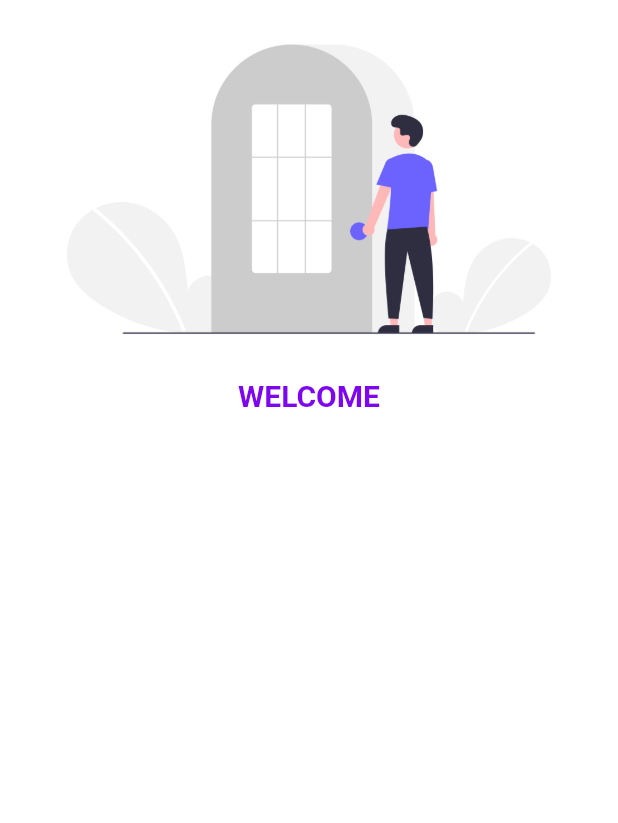
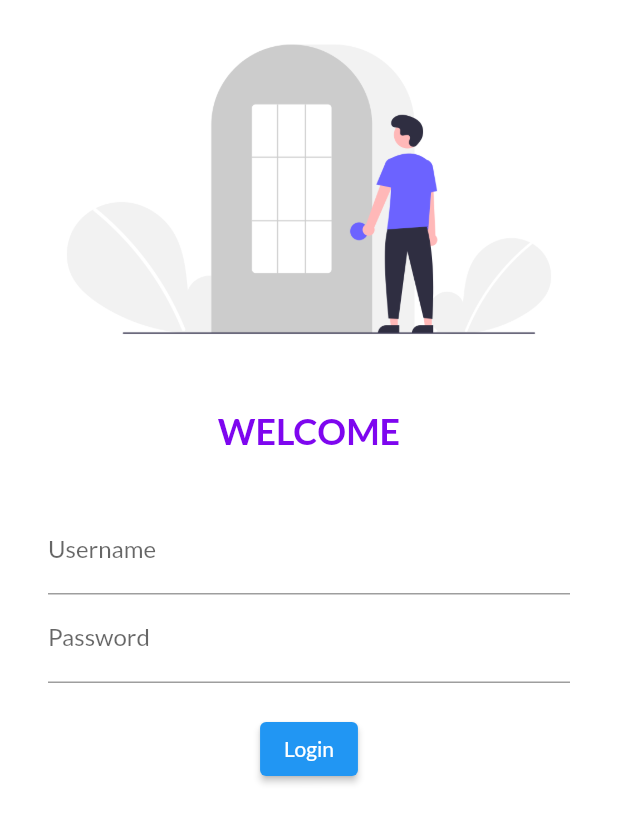
Before and after one commit to Aniruddhagrawal/Learningflutter, a Flutter app: the screen it shows after launch, on a phone screen of 412 x 824 dp. Shown: the top 823 px of the screen. Run offline on Flutter 3.47's test engine with Material 2 defaults, Android fonts, the phone set to English and light mode, and no system bars; our stand-ins replace google_fonts.

Commit message:
day5 completed

```diff
--- a/lib/Pages/login_page.dart
+++ b/lib/Pages/login_page.dart
@@ -9,13 +9,52 @@ class LoginPage extends StatelessWidget {
         color: Colors.white,
         child: Column(
           children: [
-            Image.asset('images/loginpage.png'),
+            Image.asset(
+              'images/loginpage.png',
+              fit: BoxFit.cover,
+            ),
+            SizedBox(
+              height: 20.0,
+              // child: Text("A"),
+            ),
             Text(
               "WELCOME",
               style: TextStyle(
-                fontSize: 20,
+                fontSize: 24,
                 color: Color.fromARGB(255, 126, 6, 239),
                 fontWeight: FontWeight.bold,
+              ),
+            ),
+            SizedBox(
+              height: 20.0,
+            ),
+            Padding(
+              padding:
+                  const EdgeInsets.symmetric(vertical: 16.0, horizontal: 32.0),
+              child: Column(
+                children: [
+                  TextFormField(
+                    decoration: InputDecoration(
+                      hintText: "Enter Username",
+                      labelText: "Username",
+                    ),
+                  ),
+                  TextFormField(
+                    obscureText: true,
+                    decoration: InputDecoration(
+                      hintText: "Enter Password",
+                      labelText: "Password",
+                    ),
+                  ),
+                  SizedBox(
+                    height: 20.0,
+                  ),
+                  ElevatedButton(
+                      onPressed: () {
+                        print("HI ANNI");
+                      },
+                      child: Text("Login"))
+                ],
               ),
             )
           ],
--- a/lib/main.dart
+++ b/lib/main.dart
@@ -1,6 +1,7 @@
 import 'package:flutter/material.dart';
 import 'package:flutter_application_1/Pages/home_page.dart';
 import 'package:flutter_application_1/Pages/login_page.dart';
+import 'package:google_fonts/google_fonts.dart';
 
 void main() {
   runApp(const MyApp());
@@ -15,7 +16,10 @@ class MyApp extends StatelessWidget {
       // home: HomePage(),
       // themeMode: ThemeMode.dark,
       themeMode: ThemeMode.system,
-      theme: ThemeData(primarySwatch: Colors.red),
+      theme: ThemeData(
+          primarySwatch: Colors.blue,
+          fontFamily: GoogleFonts.lato().fontFamily,
+          primaryTextTheme: GoogleFonts.latoTextTheme()),
       darkTheme: ThemeData(
         brightness: Brightness.dark,
       ),
--- a/pubspec.yaml
+++ b/pubspec.yaml
@@ -34,6 +34,7 @@ dependencies:
   # The following adds the Cupertino Icons font to your application.
   # Use with the CupertinoIcons class for iOS style icons.
   cupertino_icons: ^1.0.2
+  google_fonts: ^2.3.1
 
 dev_dependencies:
   flutter_test:
```
Also changed, not shown: pubspec.lock.
